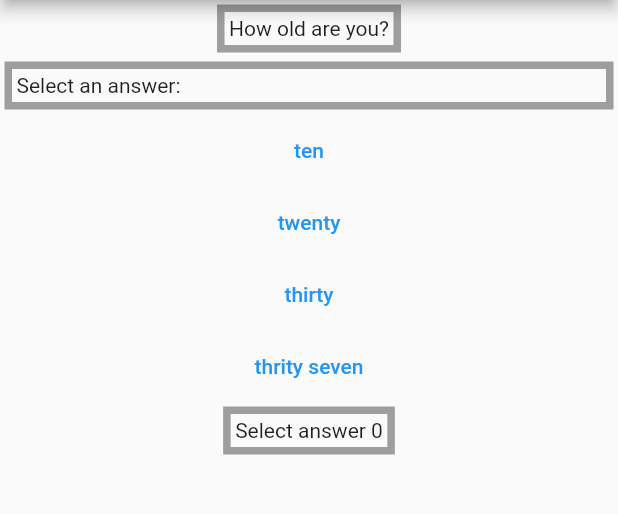
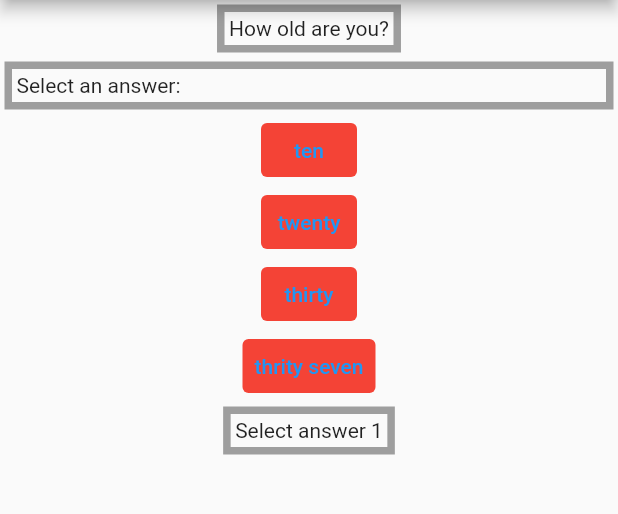
Before and after one commit to patishavir/trivia_guru, a Flutter app: the screen it shows after launch, after a tap on "ten", on a phone screen of 412 x 824 dp, the part 84-598 px from its top. Run offline on Flutter 3.47's test engine with Material 2 defaults, Android fonts, the phone set to English and light mode, and no system bars.

Commit message:
trivia_guru commit 20221119

```diff
--- a/lib/model/question_json_file_generation.dart
+++ b/lib/model/question_json_file_generation.dart
@@ -12,10 +12,10 @@ main() async {
   LoggingUtils.writeLog(q1.toJson().toString());
   const JsonEncoder encoder = JsonEncoder.withIndent('  ');
   try {
-    String str = encoder.convert(q1);
-    LoggingUtils.writeLog(str);
+    String jsonString = encoder.convert(q1);
+    LoggingUtils.writeLog(jsonString);
     const filename = 'c:\\temp\\dartfile.txt';
-    var file = await File(filename).writeAsString(str);
+    var file = await File(filename).writeAsString(jsonString);
     LoggingUtils.writeLog('${file.absolute} has been successfully written !');
   } catch (e) {
     LoggingUtils.writeLog(e.toString());
--- a/lib/screens/multiple_choice_question.dart
+++ b/lib/screens/multiple_choice_question.dart
@@ -32,6 +32,7 @@ class MyHomePage extends StatefulWidget {
 
 class _MyHomePageState extends State<MyHomePage> {
   int selection = 0;
+  List<TextButton> answerButtonList = [];
   Question question = QuestionsUtil.getQuestion();
 
   void processAnswer() {
@@ -80,15 +81,24 @@ class _MyHomePageState extends State<MyHomePage> {
       ),
       child: const Text("Select an answer:"),
     ));
+    answerButtonList.clear();
     for (int i = 0; i < Config.answersCount; i++) {
-      widgetList.add(
+      LoggingUtils.writeLog('iteration number: $i');
+      answerButtonList.add(
         TextButton(
           onPressed: () {
             selection = i + 1;
+            processAnswer();
           },
+          style: TextButton.styleFrom(
+              backgroundColor:
+                  (question.answer == selection && selection == i + 1)
+                      ? Colors.green
+                      : Colors.red),
           child: Text(question.answers[i]),
         ),
       );
+      widgetList.add(answerButtonList[i]);
     }
     widgetList.add(
       Container(
```
